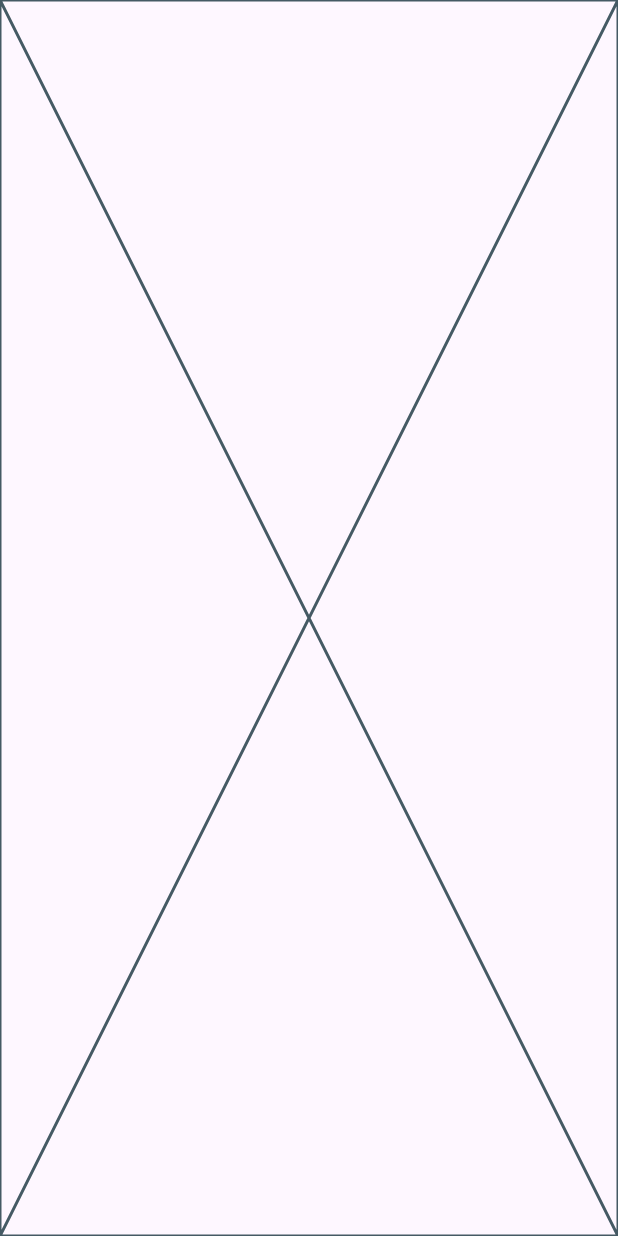
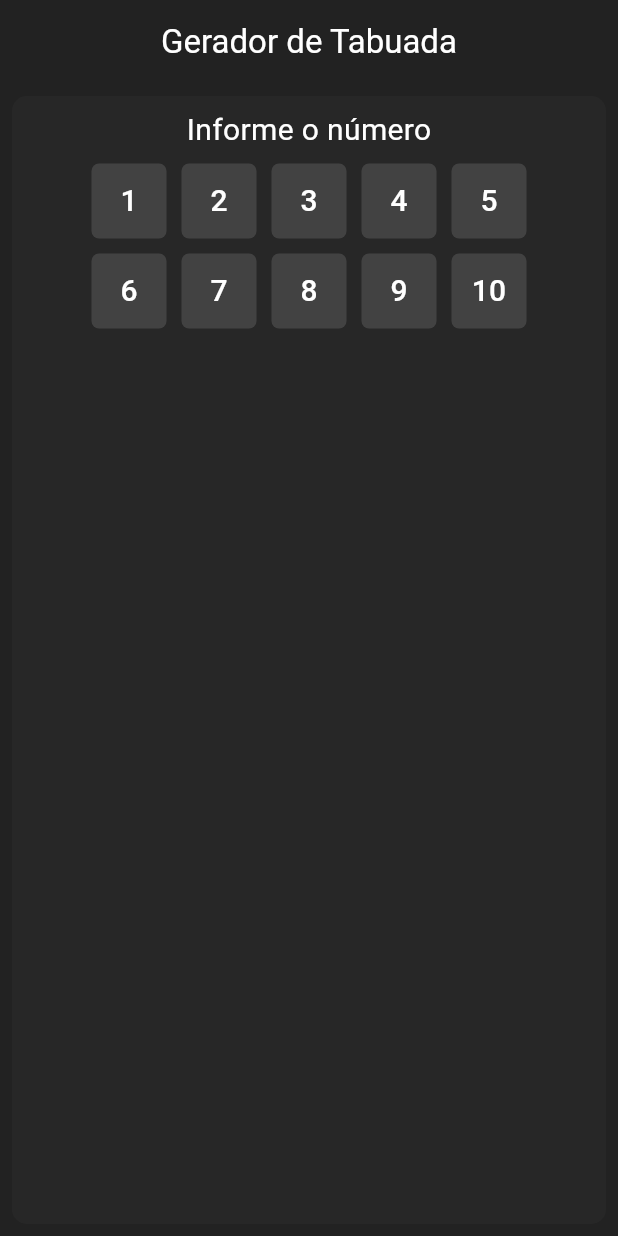
Before and after one commit to grupopi25/Flutter, a Flutter app: the screen it shows after launch, on a phone screen of 412 x 824 dp. Run offline on Flutter 3.47's test engine with Material 3 defaults, Android fonts, the phone set to English and light mode, and no system bars.

Commit message:
adicionando os botoes

```diff
--- a/gerador_de_tabuada/lib/app_widget.dart
+++ b/gerador_de_tabuada/lib/app_widget.dart
@@ -7,11 +7,8 @@ class AppWidget extends StatelessWidget {
   @override
   Widget build(BuildContext context) {
     return const MaterialApp(
-      home: Scaffold(
-        body: Center(
-          child: Home(),
-        ),
-      ),
+      debugShowCheckedModeBanner: false,
+      home:  Home(),
     );
   }
 }
--- a/gerador_de_tabuada/lib/home.dart
+++ b/gerador_de_tabuada/lib/home.dart
@@ -10,6 +10,85 @@ class Home extends StatefulWidget {
 class _HomeState extends State<Home> {
   @override
   Widget build(BuildContext context) {
-    return const Placeholder();
+    return Scaffold(
+      backgroundColor: Colors.black87,
+      appBar: AppBar(
+        backgroundColor: Colors.transparent,
+        centerTitle: true,
+        title: const Text('Gerador de Tabuada',style: TextStyle(color: Colors.white),),
+      ),
+      body: Padding(
+        padding: const EdgeInsets.all(8.0),
+        child: Center(
+          child: Container(
+            decoration: BoxDecoration(
+              color: const Color.fromARGB(60, 57, 57, 57),
+              borderRadius: BorderRadius.circular(10),
+            ),
+            child: Column(
+
+            children: [
+              Container(
+
+                child:
+              Column(
+
+                children: [
+                Padding(
+                  padding: const EdgeInsets.symmetric(vertical: 8.0),
+                  child: Text('Informe o número',style: TextStyle(color: Colors.white,fontSize: 20),),
+                ),
+                Center(
+                  child: Container(
+                    child: Column(
+
+                      children: [
+                      SizedBox(child: Row(
+                        mainAxisAlignment: MainAxisAlignment.center,
+                        children: [
+                        Container(height: 50, width: 50,  decoration: BoxDecoration(borderRadius: BorderRadius.circular(5), color: Colors.grey[800]),  child:   TextButton(onPressed: (){}, child: Text('1',style: TextStyle(color: Colors.white,fontSize: 20),)),),
+                        SizedBox(width: 10,),
+                        Container(height: 50, width: 50,  decoration: BoxDecoration(borderRadius: BorderRadius.circular(5), color: Colors.grey[800]),  child:   TextButton(onPressed: (){}, child: Text('2',style: TextStyle(color: Colors.white,fontSize: 20),)),),
+                        SizedBox(width: 10,),
+                        Container(height: 50, width: 50,  decoration: BoxDecoration(borderRadius: BorderRadius.circular(5), color: Colors.grey[800]),  child:   TextButton(onPressed: (){}, child: Text('3',style: TextStyle(color: Colors.white,fontSize: 20),)),),
+                        SizedBox(width: 10,),
+                        Container(height: 50, width: 50,  decoration: BoxDecoration(borderRadius: BorderRadius.circular(5), color: Colors.grey[800]),  child:   TextButton(onPressed: (){}, child: Text('4',style: TextStyle(color: Colors.white,fontSize: 20),)),),
+                        SizedBox(width: 10,),
+                        Container(height: 50, width: 50,  decoration: BoxDecoration(borderRadius: BorderRadius.circular(5), color: Colors.grey[800]),  child:   TextButton(onPressed: (){}, child: Text('5',style: TextStyle(color: Colors.white,fontSize: 20),)),),
+
+                      ],
+                      ),
+                      ),SizedBox(height: 10,),
+                         SizedBox(child: Row(
+                        mainAxisAlignment: MainAxisAlignment.center,
+                        children: [
+                        Container(height: 50, width: 50,  decoration: BoxDecoration(borderRadius: BorderRadius.circular(5), color: Colors.grey[800]),  child:   TextButton(onPressed: (){}, child: Text('6',style: TextStyle(color: Colors.white,fontSize: 20),)),),
+                        SizedBox(width: 10,),
+                        Container(height: 50, width: 50,  decoration: BoxDecoration(borderRadius: BorderRadius.circular(5), color: Colors.grey[800]),  child:   TextButton(onPressed: (){}, child: Text('7',style: TextStyle(color: Colors.white,fontSize: 20),)),),
+                        SizedBox(width: 10,),
+                        Container(height: 50, width: 50,  decoration: BoxDecoration(borderRadius: BorderRadius.circular(5), color: Colors.grey[800]),  child:   TextButton(onPressed: (){}, child: Text('8',style: TextStyle(color: Colors.white,fontSize: 20),)),),
+                        SizedBox(width: 10,),
+                        Container(height: 50, width: 50,  decoration: BoxDecoration(borderRadius: BorderRadius.circular(5), color: Colors.grey[800]),  child:   TextButton(onPressed: (){}, child: Text('9',style: TextStyle(color: Colors.white,fontSize: 20),)),),
+                        SizedBox(width: 10,),
+                        Container(height: 50, width: 50,  decoration: BoxDecoration(borderRadius: BorderRadius.circular(5), color: Colors.grey[800]),  child:   TextButton(onPressed: (){}, child: Text('10',style: TextStyle(color: Colors.white,fontSize: 20),)),),
+
+                      ],
+                      ),
+                      ),
+
+                    ],),
+                  ),
+                )
+
+
+
+              ],),)
+            ],
+          ),
+          ),
+        ),
+      )
+
+    );
   }
 }
```
